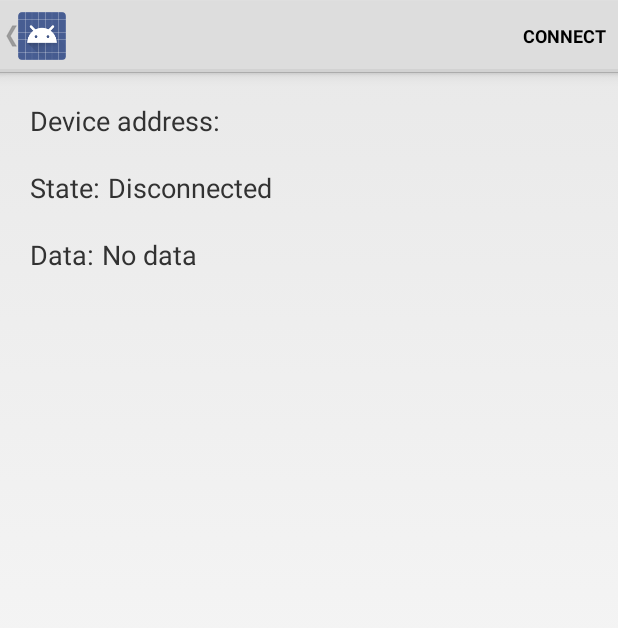
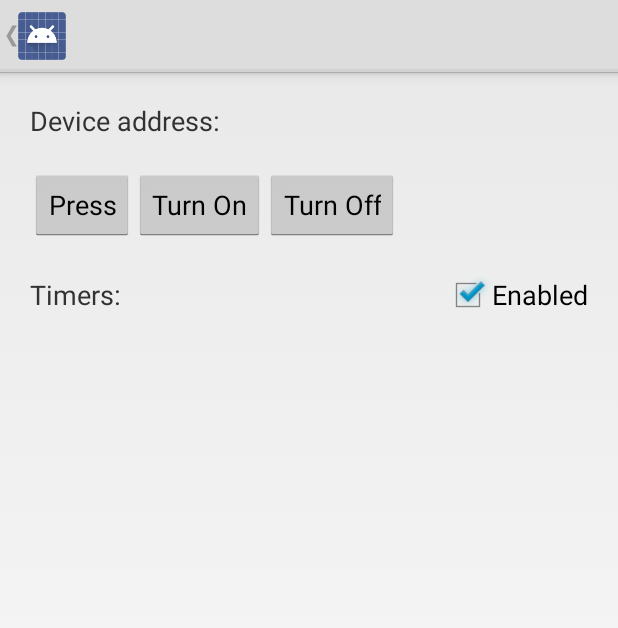
Before and after one commit to bxantus/botcontroll, an Android app: the DeviceSetupActivity screen opened directly, with no data from a screen before it, on a phone screen of 412 x 824 dp. Shown: the top 628 px of the screen. Run offline under Robolectric (Android 15) with nearby library versions, the phone set to English and light mode, and no system bars.

Commit message:
Implemented device setup, pressing from the ui button works

```diff
--- a/app/src/main/AndroidManifest.xml
+++ b/app/src/main/AndroidManifest.xml
@@ -26,7 +26,7 @@
                 <category android:name="android.intent.category.LAUNCHER"/>
             </intent-filter>
         </activity>
-        <activity android:name=".ui.DeviceControlActivity"/>
+        <activity android:name=".ui.DeviceSetupActivity"/>
 
         <service
             android:name=".services.ScheduleService"
--- a/app/src/main/java/com/drx/trash/botcontroll/BotController.java
+++ b/app/src/main/java/com/drx/trash/botcontroll/BotController.java
@@ -17,6 +17,22 @@ public class BotController {
 
     public interface IComnmandCompleted {
         void onCommandCompleted(boolean success);
+    }
+
+    public static BotController createController(Context ctx, SwitchBot bot, IComnmandCompleted completedCallback) {
+        BluetoothManager btManager = (BluetoothManager) ctx.getSystemService(Context.BLUETOOTH_SERVICE);
+        if (btManager == null) {
+            Log.e(TAG, "Unable to initialize BluetoothManager.");
+            return null;
+        }
+
+        BluetoothAdapter btAdapter = btManager.getAdapter();
+        if (btAdapter == null) {
+            Log.e(TAG, "Unable to obtain a BluetoothAdapter.");
+            return null;
+        }
+
+        return new BotController(ctx, btAdapter, bot, completedCallback);
     }
 
     public BotController(Context ctx, BluetoothAdapter btAdapter, SwitchBot bot, IComnmandCompleted completedCallback) {
--- /dev/null
+++ b/app/src/main/java/com/drx/trash/botcontroll/BotLog.java
@@ -0,0 +1,7 @@
+package com.drx.trash.botcontroll;
+
+/**
+ * @author Botond Xantus
+ */
+public class BotLog {
+}
--- a/app/src/main/java/com/drx/trash/botcontroll/ui/DeviceScanActivity.java
+++ b/app/src/main/java/com/drx/trash/botcontroll/ui/DeviceScanActivity.java
@@ -159,9 +159,9 @@ public class DeviceScanActivity extends ListActivity {
     protected void onListItemClick(ListView l, View v, int position, long id) {
         final BluetoothDevice device = mLeDeviceListAdapter.getDevice(position);
         if (device == null) return;
-        final Intent intent = new Intent(this, DeviceControlActivity.class);
-        intent.putExtra(DeviceControlActivity.EXTRAS_DEVICE_NAME, device.getName());
-        intent.putExtra(DeviceControlActivity.EXTRAS_DEVICE_ADDRESS, device.getAddress());
+        final Intent intent = new Intent(this, DeviceSetupActivity.class);
+        intent.putExtra(DeviceSetupActivity.EXTRAS_DEVICE_NAME, device.getName());
+        intent.putExtra(DeviceSetupActivity.EXTRAS_DEVICE_ADDRESS, device.getAddress());
         if (mScanning) {
             mBluetoothAdapter.stopLeScan(mLeScanCallback);
             mScanning = false;
--- a/app/src/main/java/com/drx/trash/botcontroll/ui/DeviceControlActivity.java
+++ b/app/src/main/java/com/drx/trash/botcontroll/ui/DeviceSetupActivity.java
@@ -25,30 +25,29 @@ import android.content.Context;
 import android.content.Intent;
 import android.os.Bundle;
 import android.os.PersistableBundle;
-import android.view.Menu;
 import android.view.MenuItem;
+import android.view.View;
+import android.widget.Button;
 import android.widget.ExpandableListView;
 import android.widget.TextView;
+import com.drx.trash.botcontroll.BotController;
+import com.drx.trash.botcontroll.SwitchBot;
 import com.drx.trash.botcontroll.services.ScheduleService;
 import com.drx.trash.botcontroll.R;
 
 import java.util.ArrayList;
 
-public class DeviceControlActivity extends Activity {
-    private final static String TAG = DeviceControlActivity.class.getSimpleName();
+public class DeviceSetupActivity extends Activity {
+    private final static String TAG = DeviceSetupActivity.class.getSimpleName();
 
     public static final String EXTRAS_DEVICE_NAME = "DEVICE_NAME";
     public static final String EXTRAS_DEVICE_ADDRESS = "DEVICE_ADDRESS";
 
-    private TextView mConnectionState;
-    private TextView mDataField;
     private String mDeviceName;
     private String mDeviceAddress;
     private ExpandableListView mGattServicesList;
     private ArrayList<ArrayList<BluetoothGattCharacteristic>> mGattCharacteristics =
             new ArrayList<ArrayList<BluetoothGattCharacteristic>>();
-    private boolean mConnected = false;
-    private BluetoothGattCharacteristic mNotifyCharacteristic;
 
     private final String LIST_NAME = "NAME";
     private final String LIST_UUID = "UUID";
@@ -58,7 +57,7 @@ public class DeviceControlActivity extends Activity {
     @Override
     public void onCreate(Bundle savedInstanceState) {
         super.onCreate(savedInstanceState);
-        setContentView(R.layout.gatt_services_characteristics);
+        setContentView(R.layout.device_setup);
 
         final Intent intent = getIntent();
         mDeviceName = intent.getStringExtra(EXTRAS_DEVICE_NAME);
@@ -67,13 +66,23 @@ public class DeviceControlActivity extends Activity {
         // Sets up UI references.
         ((TextView) findViewById(R.id.device_address)).setText(mDeviceAddress);
         mGattServicesList = (ExpandableListView) findViewById(R.id.gatt_services_list);
-        mConnectionState = (TextView) findViewById(R.id.connection_state);
-        mDataField = (TextView) findViewById(R.id.data_value);
+
+        final SwitchBot bot = new SwitchBot(mDeviceAddress, mDeviceName);
+        Button btnPress = (Button)findViewById(R.id.setup_press);
+        btnPress.setOnClickListener(new View.OnClickListener() {
+            @Override
+            public void onClick(View view) {
+                BotController controller = BotController.createController( DeviceSetupActivity.this, bot, null);
+                if (controller != null)
+                    controller.press();
+            }
+        });
 
         getActionBar().setTitle(mDeviceName);
         getActionBar().setDisplayHomeAsUpEnabled(true);
 
         // schedule job
+        if (false) {
             ComponentName scheduleService = new ComponentName(this, ScheduleService.class);
             JobInfo.Builder builder = new JobInfo.Builder(0, scheduleService);
             builder.setPeriodic(5 * 60 * 1000); // job scheduled for 10 minutes
@@ -85,6 +94,7 @@ public class DeviceControlActivity extends Activity {
 
             JobScheduler tm = (JobScheduler) getSystemService(Context.JOB_SCHEDULER_SERVICE);
             tm.schedule(builder.build());
+        }
     }
 
     @Override
@@ -102,18 +112,6 @@ public class DeviceControlActivity extends Activity {
         super.onDestroy();
     }
 
-    @Override
-    public boolean onCreateOptionsMenu(Menu menu) {
-        getMenuInflater().inflate(R.menu.gatt_services, menu);
-        if (mConnected) {
-            menu.findItem(R.id.menu_connect).setVisible(false);
-            menu.findItem(R.id.menu_disconnect).setVisible(true);
-        } else {
-            menu.findItem(R.id.menu_connect).setVisible(true);
-            menu.findItem(R.id.menu_disconnect).setVisible(false);
-        }
-        return true;
-    }
 
     @Override
     public boolean onOptionsItemSelected(MenuItem item) {
--- a/app/src/main/res/layout/gatt_services_characteristics.xml
+++ b/app/src/main/res/layout/device_setup.xml
@@ -37,17 +37,23 @@
                   android:layout_width="match_parent"
                   android:layout_height="wrap_content"
                   android:layout_margin="10dp">
-        <TextView android:layout_width="wrap_content"
-                  android:layout_height="wrap_content"
-                  android:text="@string/label_state"
-                  android:textSize="18sp"/>
-        <Space android:layout_width="5dp"
-               android:layout_height="wrap_content"/>
-        <TextView android:id="@+id/connection_state"
-                  android:layout_width="match_parent"
-                  android:layout_height="wrap_content"
-                  android:text="@string/disconnected"
-                  android:textSize="18sp"/>
+        <Button android:id="@+id/setup_press"
+                android:layout_width="wrap_content"
+                android:layout_height="wrap_content"
+                android:layout_gravity="fill_horizontal"
+                android:text="Press"
+        />
+        <Button android:layout_width="wrap_content"
+                android:layout_height="wrap_content"
+                android:layout_gravity="fill_horizontal"
+                android:text="Turn On"
+        />
+        <Button android:layout_width="wrap_content"
+                android:layout_height="wrap_content"
+                android:layout_gravity="fill_horizontal"
+                android:text="Turn Off"
+        />
+
     </LinearLayout>
     <LinearLayout android:orientation="horizontal"
                   android:layout_width="match_parent"
@@ -55,15 +61,18 @@
                   android:layout_margin="10dp">
         <TextView android:layout_width="wrap_content"
                   android:layout_height="wrap_content"
-                  android:text="@string/label_data"
+                  android:text="Timers: "
                   android:textSize="18sp"/>
-        <Space android:layout_width="5dp"
+        <Space android:layout_width="0dp"
+               android:layout_weight="1"
                android:layout_height="wrap_content"/>
-        <TextView android:id="@+id/data_value"
-                  android:layout_width="match_parent"
+        <CheckBox android:id="@+id/setup_enable_timers"
+                  android:layout_width="wrap_content"
                   android:layout_height="wrap_content"
-                  android:text="@string/no_data"
-                  android:textSize="18sp"/>
+                  android:text="Enabled"
+                  android:textSize="18sp"
+                  android:checked="true"
+        />
     </LinearLayout>
     <ExpandableListView android:id="@+id/gatt_services_list"
             android:layout_width="match_parent"
```
Lines whose indentation alone changed are shown as unchanged.
